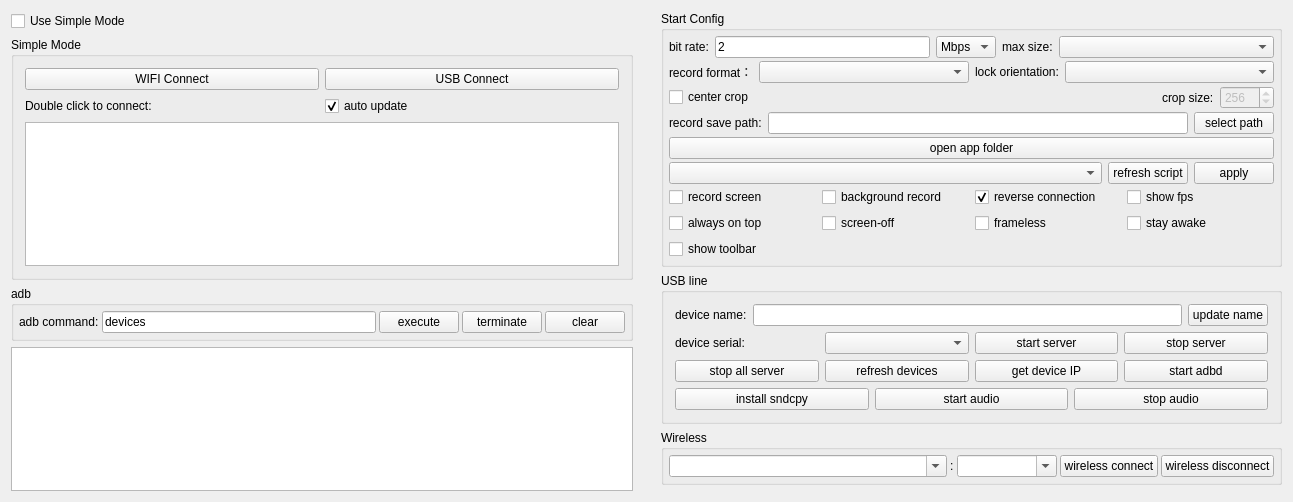
First picture: the form in QtScrcpy/ui/dialog.ui, repository Nisecata1/QtScrcpy-boost, before the edit.
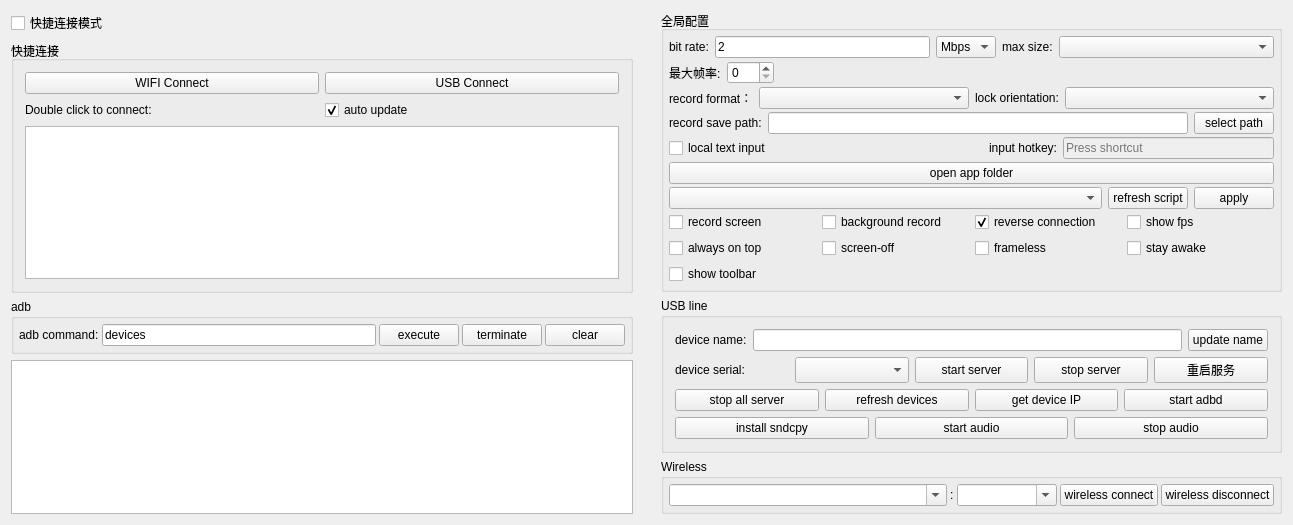
Second picture: the form after the edit.

What changed in the file:
```diff
--- a/QtScrcpy/ui/dialog.ui
+++ b/QtScrcpy/ui/dialog.ui
@@ -47,7 +47,7 @@
          <string notr="true"/>
         </property>
         <property name="text">
-         <string>Use Simple Mode</string>
+         <string>快捷连接模式</string>
         </property>
         <property name="checked">
          <bool>false</bool>
@@ -63,7 +63,7 @@
          </sizepolicy>
         </property>
         <property name="title">
-         <string>Simple Mode</string>
+         <string>快捷连接</string>
         </property>
         <property name="checkable">
          <bool>false</bool>
@@ -286,7 +286,7 @@
          </sizepolicy>
         </property>
         <property name="title">
-         <string>Start Config</string>
+         <string>全局配置</string>
         </property>
         <layout class="QVBoxLayout" name="verticalLayout_3">
          <property name="spacing">
@@ -404,10 +404,76 @@
              </widget>
             </item>
            </layout>
-          </widget>
-         </item>
-         <item>
-          <widget class="QWidget" name="configWidget5" native="true">
+         </widget>
+        </item>
+        <item>
+         <widget class="QWidget" name="configWidgetMaxFps" native="true">
+          <property name="sizePolicy">
+           <sizepolicy hsizetype="Preferred" vsizetype="Preferred">
+            <horstretch>0</horstretch>
+            <verstretch>0</verstretch>
+           </sizepolicy>
+          </property>
+          <layout class="QHBoxLayout" name="horizontalLayout_maxFps">
+           <property name="leftMargin">
+            <number>0</number>
+           </property>
+           <property name="topMargin">
+            <number>0</number>
+           </property>
+           <property name="rightMargin">
+            <number>0</number>
+           </property>
+           <property name="bottomMargin">
+            <number>0</number>
+           </property>
+           <item>
+            <widget class="QLabel" name="label_maxFps">
+             <property name="sizePolicy">
+              <sizepolicy hsizetype="Maximum" vsizetype="Preferred">
+               <horstretch>0</horstretch>
+               <verstretch>0</verstretch>
+              </sizepolicy>
+             </property>
+             <property name="text">
+              <string>最大帧率:</string>
+             </property>
+             <property name="buddy">
+              <cstring>maxFpsSpin</cstring>
+             </property>
+            </widget>
+           </item>
+           <item>
+            <widget class="QSpinBox" name="maxFpsSpin">
+             <property name="toolTip">
+              <string>0 = 不限制，重启服务后生效</string>
+             </property>
+             <property name="minimum">
+              <number>0</number>
+             </property>
+             <property name="maximum">
+              <number>240</number>
+             </property>
+            </widget>
+           </item>
+           <item>
+            <spacer name="horizontalSpacer_maxFps">
+             <property name="orientation">
+              <enum>Qt::Horizontal</enum>
+             </property>
+             <property name="sizeHint" stdset="0">
+              <size>
+               <width>40</width>
+               <height>20</height>
+              </size>
+             </property>
+            </spacer>
+           </item>
+          </layout>
+         </widget>
+        </item>
+        <item>
+         <widget class="QWidget" name="configWidget5" native="true">
            <property name="sizePolicy">
             <sizepolicy hsizetype="Preferred" vsizetype="Preferred">
              <horstretch>0</horstretch>
@@ -476,79 +542,6 @@
           </layout>
          </widget>
         </item>
-        <item>
-         <widget class="QWidget" name="configWidgetCrop" native="true">
-          <property name="sizePolicy">
-           <sizepolicy hsizetype="Preferred" vsizetype="Preferred">
-            <horstretch>0</horstretch>
-            <verstretch>0</verstretch>
-           </sizepolicy>
-          </property>
-          <layout class="QHBoxLayout" name="horizontalLayout_crop">
-           <property name="leftMargin">
-            <number>0</number>
-           </property>
-           <property name="topMargin">
-            <number>0</number>
-           </property>
-           <property name="rightMargin">
-            <number>0</number>
-           </property>
-           <property name="bottomMargin">
-            <number>0</number>
-           </property>
-           <item>
-            <widget class="QCheckBox" name="centerCropCheck">
-             <property name="text">
-              <string>center crop</string>
-             </property>
-            </widget>
-           </item>
-           <item>
-            <spacer name="horizontalSpacer_crop">
-             <property name="orientation">
-              <enum>Qt::Horizontal</enum>
-             </property>
-             <property name="sizeHint" stdset="0">
-              <size>
-               <width>40</width>
-               <height>20</height>
-              </size>
-             </property>
-            </spacer>
-           </item>
-           <item>
-            <widget class="QLabel" name="label_cropSize">
-             <property name="text">
-              <string>crop size:</string>
-             </property>
-             <property name="buddy">
-              <cstring>centerCropSizeSpin</cstring>
-             </property>
-            </widget>
-           </item>
-           <item>
-            <widget class="QSpinBox" name="centerCropSizeSpin">
-             <property name="enabled">
-              <bool>false</bool>
-             </property>
-             <property name="minimum">
-              <number>2</number>
-             </property>
-             <property name="maximum">
-              <number>4096</number>
-             </property>
-             <property name="singleStep">
-              <number>2</number>
-             </property>
-             <property name="value">
-              <number>256</number>
-             </property>
-            </widget>
-           </item>
-          </layout>
-         </widget>
-        </item>
         <item>
          <widget class="QWidget" name="configWidget2" native="true">
            <property name="sizePolicy">
@@ -618,6 +611,61 @@
            </layout>
          </widget>
         </item>
+        <item>
+         <widget class="QWidget" name="configWidgetLocalTextInput" native="true">
+          <layout class="QHBoxLayout" name="horizontalLayout_localTextInput">
+           <property name="leftMargin">
+            <number>0</number>
+           </property>
+           <property name="topMargin">
+            <number>0</number>
+           </property>
+           <property name="rightMargin">
+            <number>0</number>
+           </property>
+           <property name="bottomMargin">
+            <number>0</number>
+           </property>
+           <item>
+            <widget class="QCheckBox" name="localTextInputCheck">
+             <property name="text">
+              <string>local text input</string>
+             </property>
+            </widget>
+           </item>
+           <item>
+            <spacer name="horizontalSpacer_localTextInput">
+             <property name="orientation">
+              <enum>Qt::Horizontal</enum>
+             </property>
+             <property name="sizeHint" stdset="0">
+              <size>
+               <width>40</width>
+               <height>20</height>
+              </size>
+             </property>
+            </spacer>
+           </item>
+           <item>
+            <widget class="QLabel" name="label_localTextInputShortcut">
+             <property name="text">
+              <string>input hotkey:</string>
+             </property>
+             <property name="buddy">
+              <cstring>localTextInputShortcutEdit</cstring>
+             </property>
+            </widget>
+           </item>
+           <item>
+            <widget class="QKeySequenceEdit" name="localTextInputShortcutEdit">
+             <property name="enabled">
+              <bool>false</bool>
+             </property>
+            </widget>
+           </item>
+          </layout>
+         </widget>
+        </item>
         <item>
          <widget class="QPushButton" name="openAppFolderBtn">
           <property name="toolTip">
@@ -969,6 +1017,22 @@
               </property>
              </widget>
             </item>
+            <item>
+             <widget class="QPushButton" name="restartServerBtn">
+              <property name="sizePolicy">
+               <sizepolicy hsizetype="Preferred" vsizetype="Preferred">
+                <horstretch>0</horstretch>
+                <verstretch>0</verstretch>
+               </sizepolicy>
+              </property>
+             <property name="text">
+               <string>重启服务</string>
+              </property>
+              <property name="autoDefault">
+               <bool>false</bool>
+              </property>
+             </widget>
+            </item>
            </layout>
           </widget>
          </item>
```
